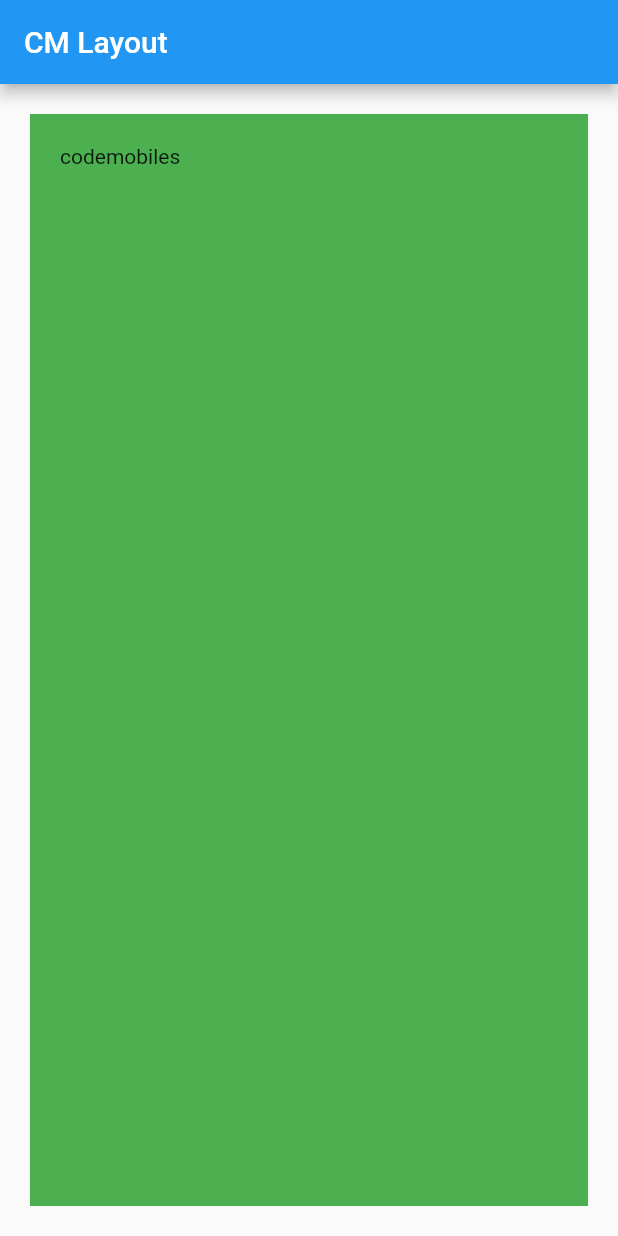
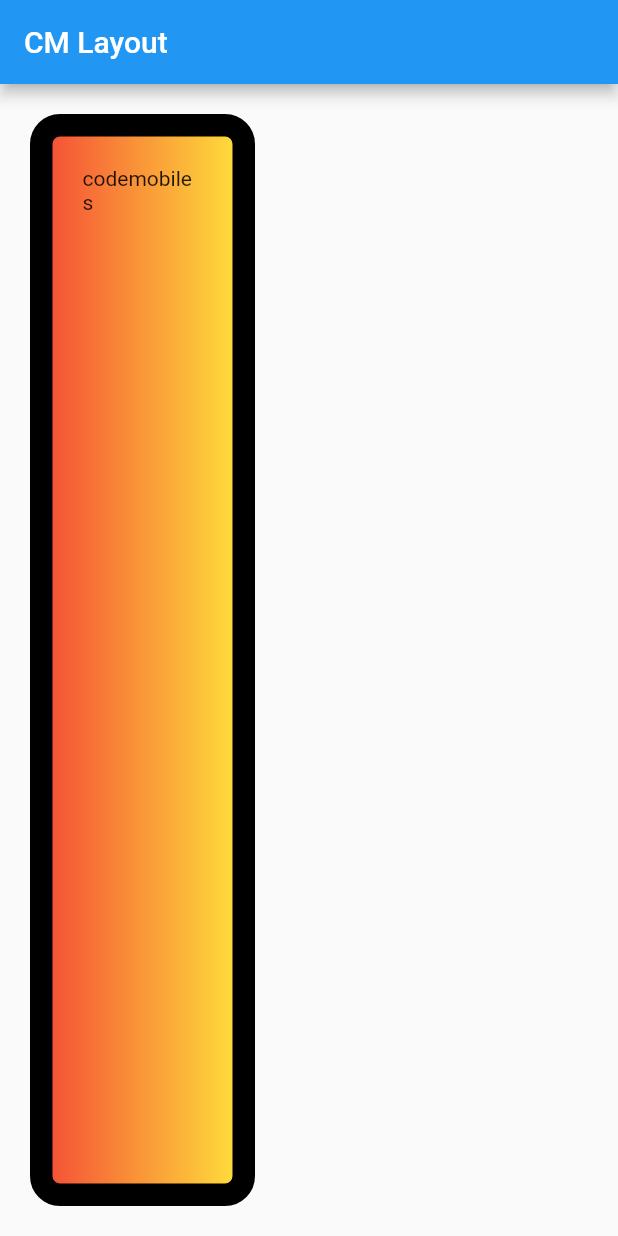
Before and after one commit to iiimomoniii/Flutter_App, a Flutter app: the screen it shows after launch, on a phone screen of 412 x 824 dp. Run offline on Flutter 3.47's test engine with Material 2 defaults, Android fonts, the phone set to English and light mode, and no system bars.

Commit message:
Update Code
เพิ่มคุณสมบัติ ให้กับ Container โดย ประกาศภายใต้ BoxDecoration

```diff
--- a/lib/main.dart
+++ b/lib/main.dart
@@ -22,9 +22,9 @@ class MyApp extends StatelessWidget {
           //กำหนดสีพื่นหลังของ Container
           //color: Colors.amber,
           //constraints กำหนดความกว้างของ Container
-          constraints : BoxConstraints.expand(),
+          constraints: BoxConstraints.expand(width:150),
           // padding เป็นตัวกำหนดให้ข้อความห่างจากขอบจอทุกด้าน
-          padding : EdgeInsets.all(20),
+          padding: EdgeInsets.all(20),
           // margin เป็นตัวกำหนดให้ Container จากขอบจอทุกด้าน
           margin: EdgeInsets.all(20),
           //alignment เป็นกำหนดตำเเหน่งของข้อความ
@@ -32,7 +32,23 @@ class MyApp extends StatelessWidget {
           //alignment: Alignment.topCenter,
           //decoration ตกเเต่ง Container
           //ถ้าจะกำหนดสีให้กับ Container ให้ ประกาศสีภายใต้ BoxDecoration
-          decoration: BoxDecoration(color: Colors.green),
+          decoration: BoxDecoration(
+            //สี Container
+            //color: Colors.green,
+            //เส้น Container
+            border: Border.all(
+                //ขนาดเส้น
+                width: 15,
+                //สีเส้น
+                color: Colors.black,
+                //ลักษณะเส้น
+                style: BorderStyle.solid,
+            ),
+            //กำหนดความโค้งของ BoxDecoration
+            borderRadius: BorderRadius.circular(20),
+            //กำหนดไล่เฉดสีพื้นหลังจากซ้ายไปขวา สีเเดง => สีเหลือง
+            gradient: LinearGradient(colors: [Colors.red, Colors.yellow])
+          ),
           //ถ้ามีข้อความเกิดขึ้นข้อความ พื่นหลังของ Container (color: Colors) จะมีการเปลี่ยนเเปลงตามขอบเขตของ ข้อความนั้น
           child: Text("codemobiles"),
         ),
```
